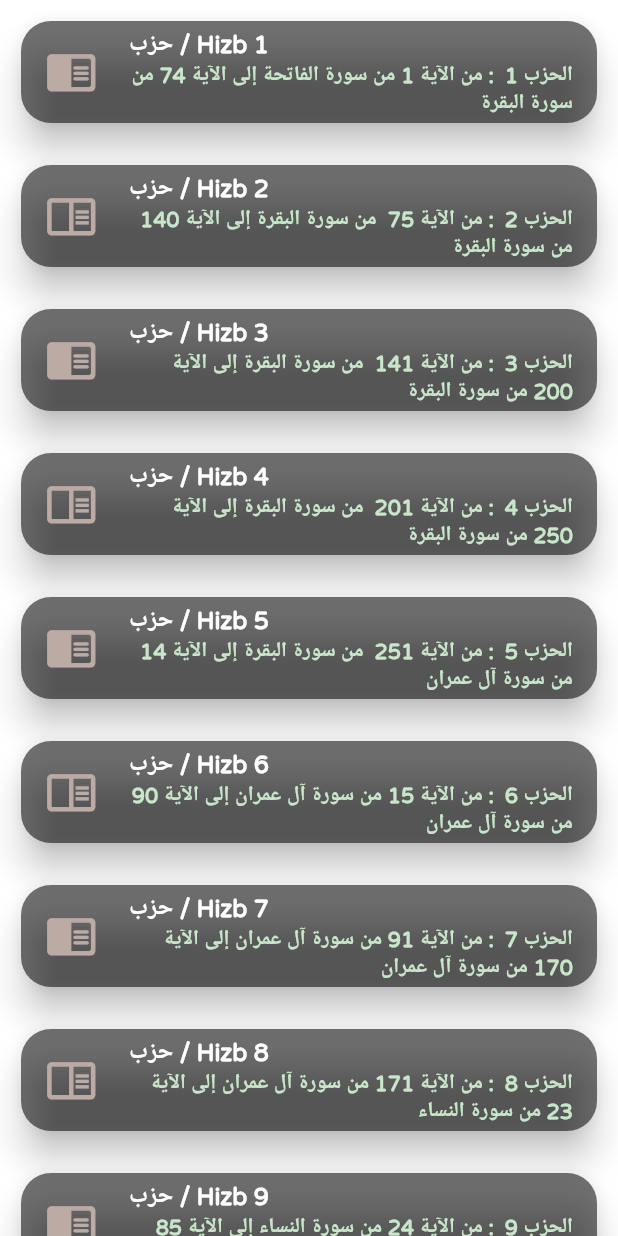
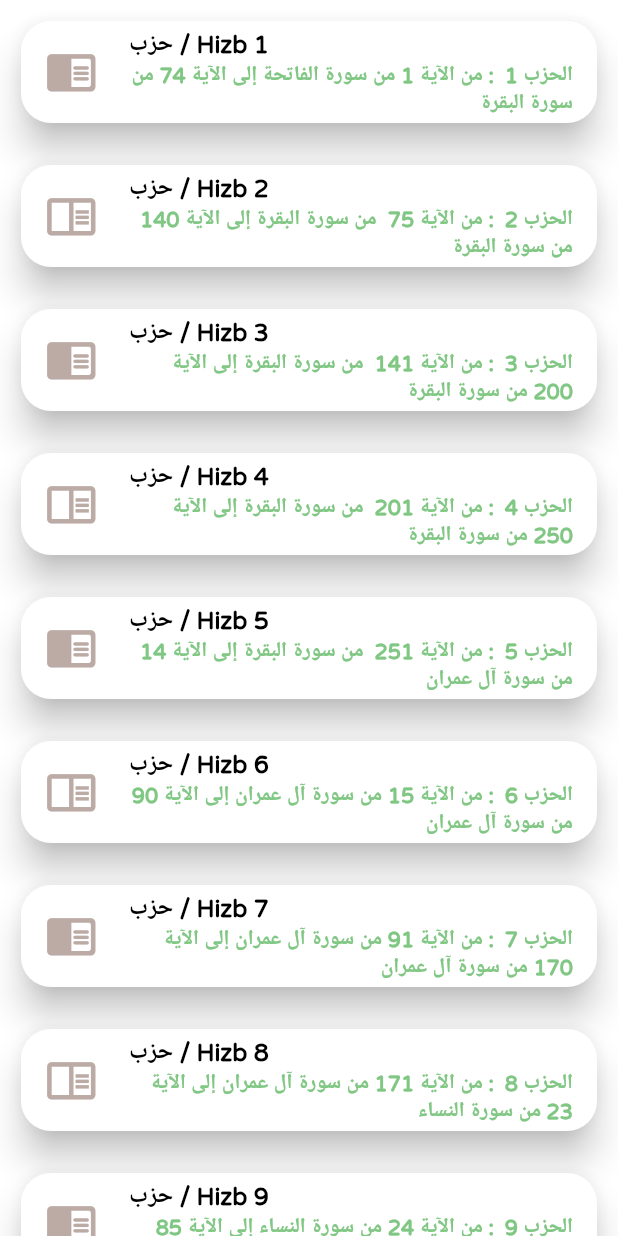
Before and after one commit to Read-Lax/ReadLax, a Flutter app: the ReadQuranPage screen opened directly, on a phone screen of 412 x 824 dp. Run offline on Flutter 3.47's test engine with Material 2 defaults, Android fonts, the phone set to English and light mode, and no system bars; our stand-ins replace adhan, audioplayers, cloud_firestore, firebase_auth, firebase_core, firebase_storage and 7 more; missing offline and left inert: auto_direction, numeral, slide_digital_clock; accounts and stored records are empty.

Commit message:
changed the color of quran cards

```diff
--- a/lib/pages/ReadQuranPage.dart
+++ b/lib/pages/ReadQuranPage.dart
@@ -148,7 +148,7 @@ class _ReadQuranPageState extends State<ReadQuranPage> {
                   shape: RoundedRectangleBorder(
                       borderRadius: BorderRadius.circular(20)),
                   elevation: 10,
-                  color: Colors.black54,
+                  // color: ,
                   child: Column(
                     // crossAxisAlignment: CrossAxisAlignment.start,
                     children: [
@@ -173,8 +173,8 @@ class _ReadQuranPageState extends State<ReadQuranPage> {
                         ),
                         title: Text(
                           "حزب / Hizb" + " ${index + 1}",
-                          style: const TextStyle(
-                            color: Colors.white,
+                          style: TextStyle(
+                            color: Theme.of(context).primaryColor,
                             fontFamily: "VareLaRound",
                             fontWeight: FontWeight.bold,
                           ),
@@ -183,7 +183,7 @@ class _ReadQuranPageState extends State<ReadQuranPage> {
                         subtitle: Text(
                           ahzabInfos[index],
                           style: TextStyle(
-                            color: Colors.green[100],
+                            color: Colors.green[300],
                             fontFamily: "VareLaRound",
                             fontWeight: FontWeight.bold,
                           ),
```
